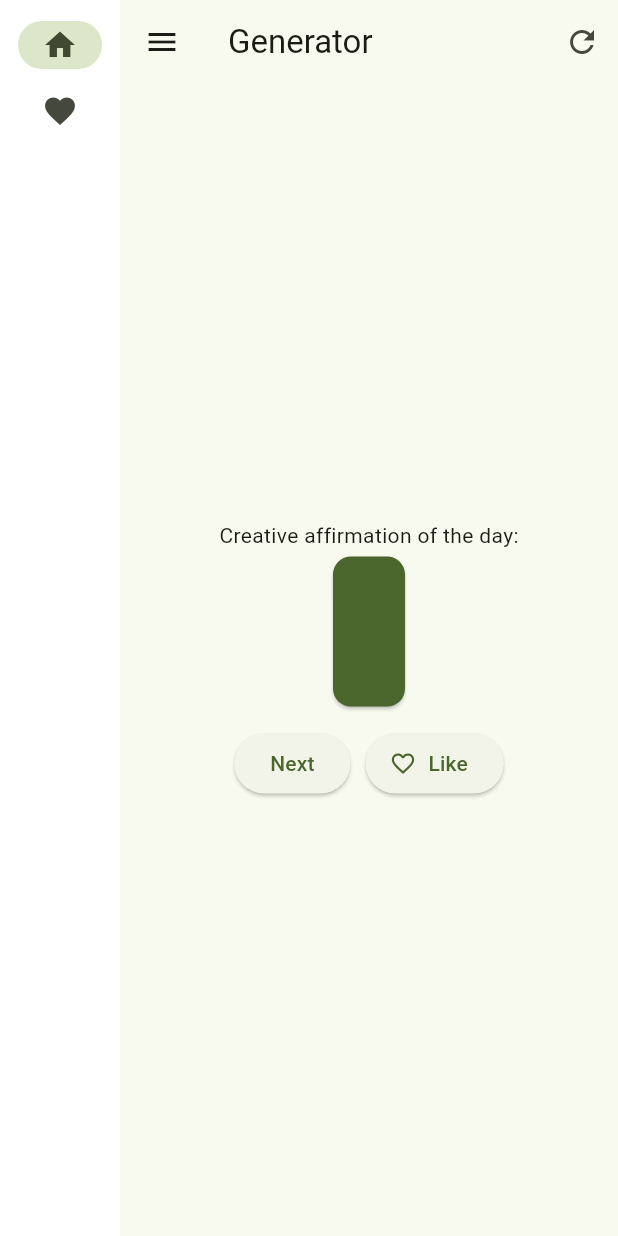
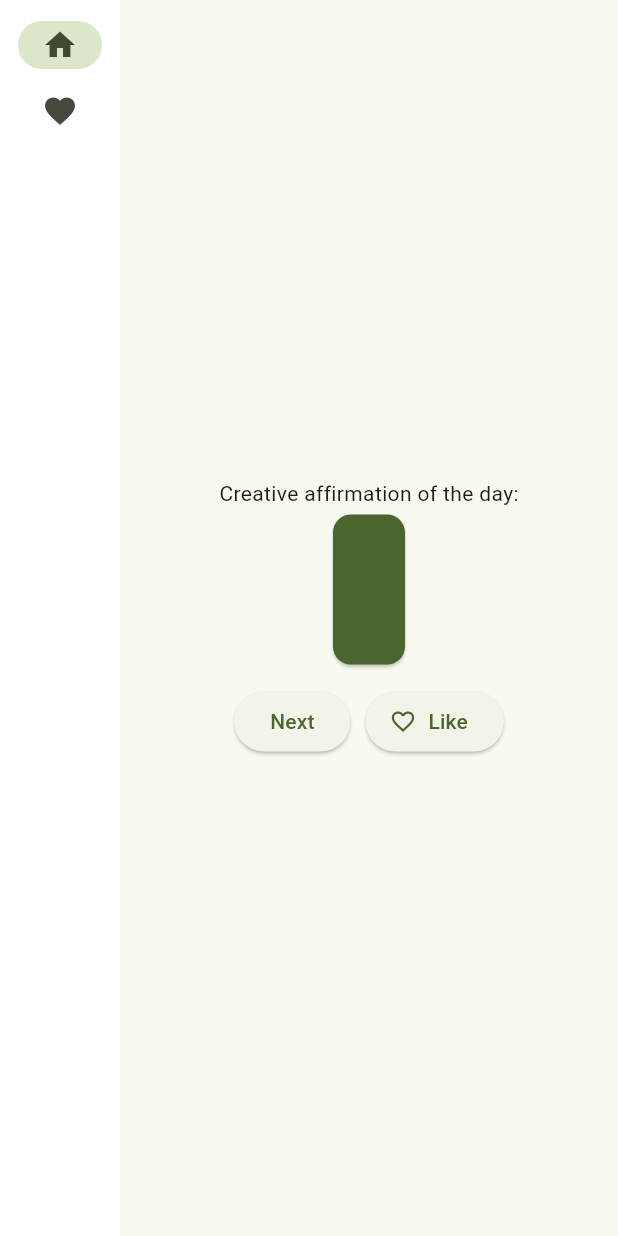
Before and after one commit to ohFRY/lightseed, a Flutter app: the screen it shows after launch, after a tap on "Favorites", after a tap on "Home", on a phone screen of 412 x 824 dp. Run offline on Flutter 3.47's test engine with Material 3 defaults, Android fonts, the phone set to English and light mode, and no system bars; network calls fail.

Commit message:
remove custom app bar

```diff
--- a/lib/ui/elements/custom_app_bar.dart
+++ /dev/null
@@ -1,38 +0,0 @@
-import 'package:flutter/material.dart';
-
-class CustomAppBar extends StatelessWidget implements PreferredSizeWidget {
-  final IconData leftIcon;
-  final String title;
-  final IconData rightIcon;
-  final VoidCallback onLeftIconPressed;
-  final VoidCallback onRightIconPressed;
-
-  const CustomAppBar({
-    required this.leftIcon,
-    required this.title,
-    required this.rightIcon,
-    required this.onLeftIconPressed,
-    required this.onRightIconPressed,
-    Key? key,
-  });
-
-  @override
-  Widget build(BuildContext context) {
-    return AppBar(
-      leading: IconButton(
-        icon: Icon(leftIcon),
-        onPressed: onLeftIconPressed,
-      ),
-      title: Text(title, textAlign: TextAlign.center),
-      actions: [
-        IconButton(
-          icon: Icon(rightIcon),
-          onPressed: onRightIconPressed,
-        ),
-      ],
-    );
-  }
-
-  @override
-  Size get preferredSize => Size.fromHeight(kToolbarHeight);
-}
--- a/lib/ui/pages/generator_page.dart
+++ b/lib/ui/pages/generator_page.dart
@@ -2,7 +2,6 @@ import 'package:flutter/material.dart';
 import 'package:provider/provider.dart';
 import '../../logic/my_generator_page_state.dart';
 import '../elements/big_card.dart';
-import '../elements/custom_app_bar.dart';
 
 class GeneratorPage extends StatelessWidget {
 
@@ -19,17 +18,6 @@ class GeneratorPage extends StatelessWidget {
     }
 
     return Scaffold(
-      appBar: CustomAppBar(
-        leftIcon: Icons.menu,
-        title: 'Generator',
-        rightIcon: Icons.refresh,
-        onLeftIconPressed: () {
-          // Handle left icon press for GeneratorPage
-        },
-        onRightIconPressed: () {
-          // Handle right icon press for GeneratorPage
-        },
-      ),
       body: Center(
         child: Column(
           mainAxisAlignment: MainAxisAlignment.center,
--- a/lib/ui/pages/my_favourites_page.dart
+++ b/lib/ui/pages/my_favourites_page.dart
@@ -1,7 +1,6 @@
 import 'package:flutter/material.dart';
 import 'package:provider/provider.dart';
 import '../../logic/my_favourites_page_state.dart';
-import '../elements/custom_app_bar.dart';
 
 class MyFavouritesPage extends StatelessWidget {
   @override
@@ -9,17 +8,6 @@ class MyFavouritesPage extends StatelessWidget {
     var appState = context.watch<MyFavouritesPageState>();
 
     return Scaffold(
-      appBar: CustomAppBar(
-        leftIcon: Icons.menu,
-        title: 'Favorites',
-        rightIcon: Icons.delete,
-        onLeftIconPressed: () {
-          Navigator.pop(context);
-        },
-        onRightIconPressed: () {
-          appState.clearFavorites();
-        },
-      ),
       body: Center(
         child: appState.favorites.isEmpty
             ? Text('No favorites yet.')
```
